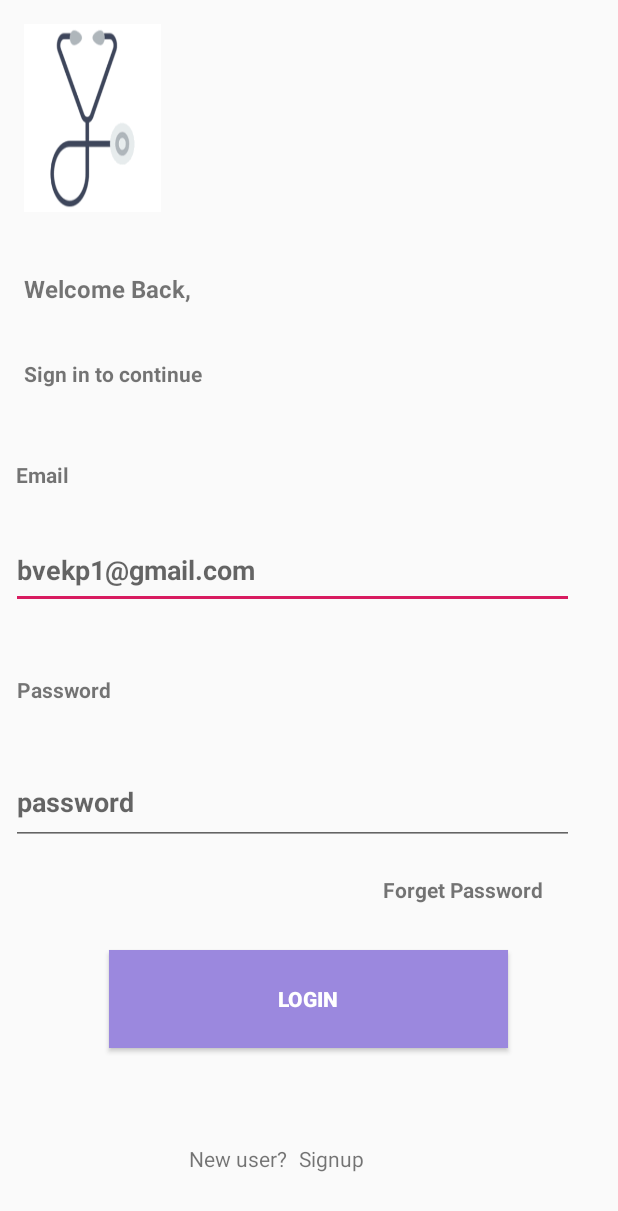
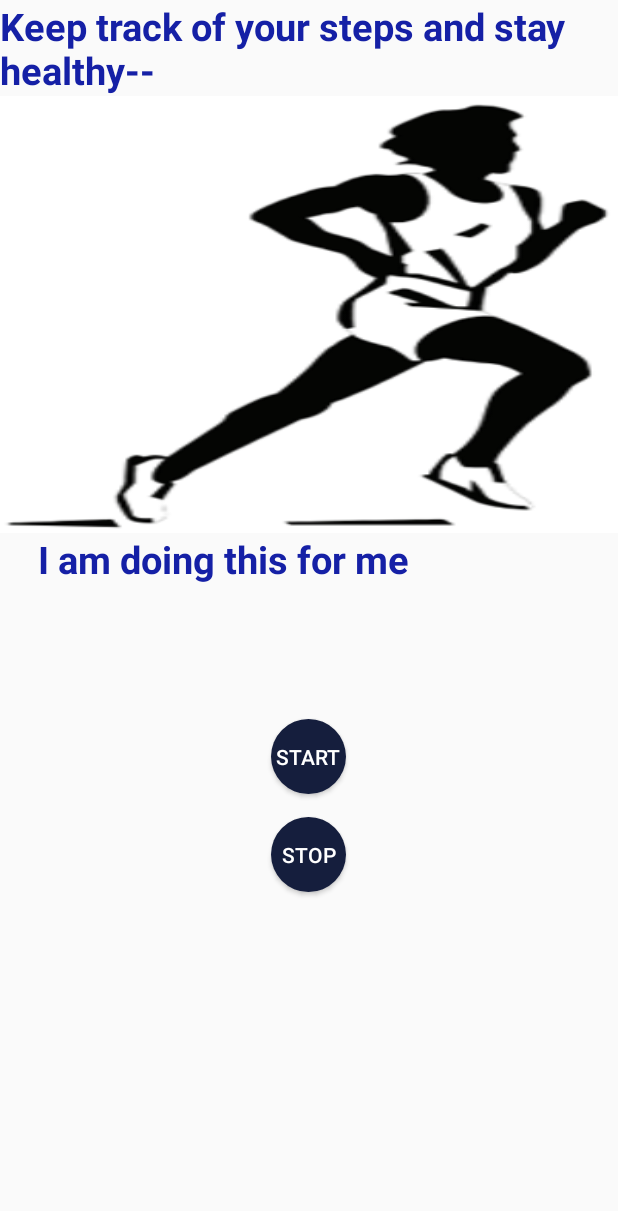
Before and after one commit to Bvekv1/SelfTriageFront, an Android app: the screen it shows after launch (LoginActivity before the commit, StepCounterActivity after it), on a phone screen of 412 x 824 dp. Shown: the top 1211 px of the screen. Run offline under Robolectric (Android 15) with nearby library versions, the phone set to English and light mode, and no system bars.

Commit message:
file added to github

```diff
--- a/app/src/main/AndroidManifest.xml
+++ b/app/src/main/AndroidManifest.xml
@@ -13,12 +13,13 @@
         android:supportsRtl="true"
         android:theme="@style/AppTheme"
         android:usesCleartextTraffic="true">
-        <activity android:name=".DashBoard.UserDashBoardActivity"></activity>
+<!--        <activity android:name=".stepcounter.StepCounterActivity"></activity>-->
+        <activity android:name=".DashBoard.UserDashBoardActivity" />
         <activity android:name=".LoginRegister.RegisterActivity" /> <!-- <activity android:name=".LoginRegister.LoginActivity"></activity> -->
         <activity
             android:name=".ui.login.LoginActivity"
             android:label="@string/title_activity_login" />
-        <activity android:name=".LoginRegister.LoginActivity">
+        <activity android:name=".stepcounter.StepCounterActivity">
             <intent-filter>
                 <action android:name="android.intent.action.MAIN" />
 
--- a/app/src/main/java/com/bibek/selftriagefront/stepcounter/StepCounterActivity.java
+++ b/app/src/main/java/com/bibek/selftriagefront/stepcounter/StepCounterActivity.java
@@ -2,13 +2,92 @@ package com.bibek.selftriagefront.stepcounter;
 
 import androidx.appcompat.app.AppCompatActivity;
 
+import android.content.Context;
+import android.hardware.Sensor;
+import android.hardware.SensorEvent;
+import android.hardware.SensorEventListener;
+import android.hardware.SensorManager;
 import android.os.Bundle;
+import android.view.View;
+import android.widget.Button;
+import android.widget.TextView;
 
-public class StepCounterActivity extends AppCompatActivity {
+import com.bibek.selftriagefront.MainActivity;
+import com.bibek.selftriagefront.R;
+
+public class StepCounterActivity extends AppCompatActivity implements SensorEventListener, StepListener {
+    private TextView textView;
+    private StepDetector simpleStepDetector;
+    private SensorManager sensorManager;
+    private Sensor accel;
+    private static final String TEXT_NUM_STEPS = "Number of Steps: ";
+    private int numSteps;
+    private TextView TvSteps;
+    private Button BtnStart, BtnStop;
 
     @Override
     protected void onCreate(Bundle savedInstanceState) {
         super.onCreate(savedInstanceState);
         setContentView(R.layout.activity_step_counter);
+
+
+        // Get an instance of the SensorManager
+        sensorManager = (SensorManager) getSystemService(SENSOR_SERVICE);
+        accel = sensorManager.getDefaultSensor(Sensor.TYPE_ACCELEROMETER);
+        simpleStepDetector = new StepDetector();
+        simpleStepDetector.registerListener(this);
+
+        TvSteps = (TextView) findViewById(R.id.tv_steps);
+        BtnStart = (Button) findViewById(R.id.btn_start);
+        BtnStop = (Button) findViewById(R.id.btn_stop);
+
+
+
+        BtnStart.setOnClickListener(new View.OnClickListener() {
+
+            @Override
+            public void onClick(View arg0) {
+
+                numSteps = 0;
+                sensorManager.registerListener(StepCounterActivity.this, accel, SensorManager.SENSOR_DELAY_FASTEST);
+
+            }
+        });
+
+
+        BtnStop.setOnClickListener(new View.OnClickListener() {
+
+            @Override
+            public void onClick(View arg0) {
+
+                sensorManager.unregisterListener(StepCounterActivity.this);
+                TvSteps.setText("Click Start to Continue");
+
+            }
+        });
+
+
+
     }
+
+
+
+    @Override
+    public void onAccuracyChanged(Sensor sensor, int accuracy) {
+    }
+
+    @Override
+    public void onSensorChanged(SensorEvent event) {
+        if (event.sensor.getType() == Sensor.TYPE_ACCELEROMETER) {
+            simpleStepDetector.updateAccel(
+                    event.timestamp, event.values[0], event.values[1], event.values[2]);
+        }
+    }
+
+    @Override
+    public void step(long timeNs) {
+        numSteps++;
+        TvSteps.setText(TEXT_NUM_STEPS + numSteps);
+    }
+
 }
--- a/app/src/main/java/com/bibek/selftriagefront/stepcounter/StepDetector.java
+++ b/app/src/main/java/com/bibek/selftriagefront/stepcounter/StepDetector.java
@@ -1,4 +1,65 @@
 package com.bibek.selftriagefront.stepcounter;
 
 public class StepDetector {
+
+    private static final int ACCEL_RING_SIZE = 50;
+    private static final int VEL_RING_SIZE = 10;
+
+    // change this threshold according to your sensitivity preferences
+    private static final float STEP_THRESHOLD = 50f;
+
+    private static final int STEP_DELAY_NS = 250000000;
+
+    private int accelRingCounter = 0;
+    private float[] accelRingX = new float[ACCEL_RING_SIZE];
+    private float[] accelRingY = new float[ACCEL_RING_SIZE];
+    private float[] accelRingZ = new float[ACCEL_RING_SIZE];
+    private int velRingCounter = 0;
+    private float[] velRing = new float[VEL_RING_SIZE];
+    private long lastStepTimeNs = 0;
+    private float oldVelocityEstimate = 0;
+
+    private StepListener listener;
+
+    public void registerListener(StepListener listener) {
+        this.listener = listener;
+    }
+
+
+    public void updateAccel(long timeNs, float x, float y, float z) {
+        float[] currentAccel = new float[3];
+        currentAccel[0] = x;
+        currentAccel[1] = y;
+        currentAccel[2] = z;
+
+        // First step is to update our guess of where the global z vector is.
+        accelRingCounter++;
+        accelRingX[accelRingCounter % ACCEL_RING_SIZE] = currentAccel[0];
+        accelRingY[accelRingCounter % ACCEL_RING_SIZE] = currentAccel[1];
+        accelRingZ[accelRingCounter % ACCEL_RING_SIZE] = currentAccel[2];
+
+        float[] worldZ = new float[3];
+        worldZ[0] = SensorFilter.sum(accelRingX) / Math.min(accelRingCounter, ACCEL_RING_SIZE);
+        worldZ[1] = SensorFilter.sum(accelRingY) / Math.min(accelRingCounter, ACCEL_RING_SIZE);
+        worldZ[2] = SensorFilter.sum(accelRingZ) / Math.min(accelRingCounter, ACCEL_RING_SIZE);
+
+        float normalization_factor = SensorFilter.norm(worldZ);
+
+        worldZ[0] = worldZ[0] / normalization_factor;
+        worldZ[1] = worldZ[1] / normalization_factor;
+        worldZ[2] = worldZ[2] / normalization_factor;
+
+        float currentZ = SensorFilter.dot(worldZ, currentAccel) - normalization_factor;
+        velRingCounter++;
+        velRing[velRingCounter % VEL_RING_SIZE] = currentZ;
+
+        float velocityEstimate = SensorFilter.sum(velRing);
+
+        if (velocityEstimate > STEP_THRESHOLD && oldVelocityEstimate <= STEP_THRESHOLD
+                && (timeNs - lastStepTimeNs > STEP_DELAY_NS)) {
+            listener.step(timeNs);
+            lastStepTimeNs = timeNs;
+        }
+        oldVelocityEstimate = velocityEstimate;
+    }
 }
--- a/app/src/main/java/com/bibek/selftriagefront/stepcounter/StepListener.java
+++ b/app/src/main/java/com/bibek/selftriagefront/stepcounter/StepListener.java
@@ -1,4 +1,5 @@
 package com.bibek.selftriagefront.stepcounter;
 
 public interface StepListener {
+    public void step(long timeNs);
 }
--- a/app/src/main/res/drawable/round_button.xml
+++ b/app/src/main/res/drawable/round_button.xml
@@ -1,4 +1,9 @@
 <?xml version="1.0" encoding="utf-8"?>
-<selector xmlns:android="http://schemas.android.com/apk/res/android">
-
-</selector>
+<ripple xmlns:android="http://schemas.android.com/apk/res/android"
+    android:color="#c20586">
+    <item>
+        <shape android:shape="oval">
+            <solid android:color="#151E3D"/>
+        </shape>
+    </item>
+</ripple>
--- a/app/src/main/res/layout/activity_step_counter.xml
+++ b/app/src/main/res/layout/activity_step_counter.xml
@@ -1,9 +1,74 @@
 <?xml version="1.0" encoding="utf-8"?>
-<androidx.constraintlayout.widget.ConstraintLayout xmlns:android="http://schemas.android.com/apk/res/android"
+<LinearLayout xmlns:android="http://schemas.android.com/apk/res/android"
     xmlns:app="http://schemas.android.com/apk/res-auto"
-    xmlns:tools="http://schemas.android.com/tools"
+    android:orientation="vertical"
+    android:layout_width="match_parent"
+    android:layout_height="match_parent">
+
+    <TextView
+        android:id="@+id/tv_message"
+        android:layout_width="match_parent"
+        android:layout_height="wrap_content"
+        android:text="Keep track of your steps and stay healthy--"
+        android:textColor="#1520A6"
+        android:textStyle="bold"
+        android:textSize="25dp"
+        />
+
+    <ImageView
+        android:id="@+id/imageView"
+        android:layout_width="match_parent"
+        android:layout_height="wrap_content"
+        android:scaleType="fitXY"
+        app:srcCompat="@drawable/runner" />
+    <TextView
+        android:id="@+id/tv_quote"
+        android:layout_width="match_parent"
+        android:layout_height="wrap_content"
+        android:text="I am doing this for me"
+        android:textColor="#1520A6"
+        android:textStyle="bold"
+        android:textSize="25dp"
+        android:paddingLeft="25dp"
+        />
+
+    <LinearLayout
     android:layout_width="match_parent"
     android:layout_height="match_parent"
-    tools:context=".stepcounter.StepCounterActivity">
+    android:orientation="vertical"
+        android:layout_marginTop="60dp"
+    >
+    <TextView
+        android:id="@+id/tv_steps"
+        android:layout_width="match_parent"
+        android:layout_height="wrap_content"
+        android:gravity="center"
+        android:textStyle="bold"
+        />
 
-</androidx.constraintlayout.widget.ConstraintLayout>
+        <Button
+            android:layout_marginTop="10dp"
+            android:id="@+id/btn_start"
+            android:layout_width="50dp"
+            android:layout_height="50dp"
+            android:background="@drawable/round_button"
+            android:text="Start"
+            android:layout_gravity="center"
+            android:textColor="#fff" />
+        <Button
+            android:id="@+id/btn_stop"
+            android:layout_width="50dp"
+            android:layout_height="50dp"
+            android:background="@drawable/round_button"
+            android:layout_marginTop="15dp"
+            android:text="Stop"
+            android:layout_gravity="center"
+            android:textColor="#fff" />
+
+
+
+
+
+</LinearLayout>
+
+</LinearLayout>
```
Also changed, not shown: app/src/main/java/com/bibek/selftriagefront/stepcounter/SensorFilter.java (+43 -0 lines).
